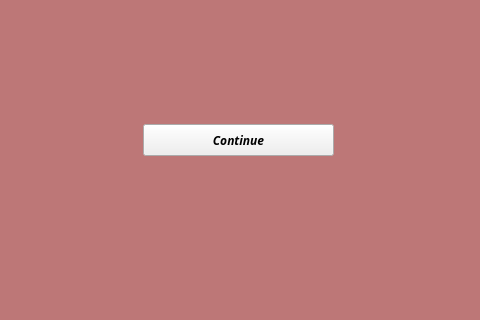
Qt form endgame.ui (bstee615/project) before a commit; both pictures show x 273 to 753 and y 256 to 576 of the 1024 by 768 pixel window.
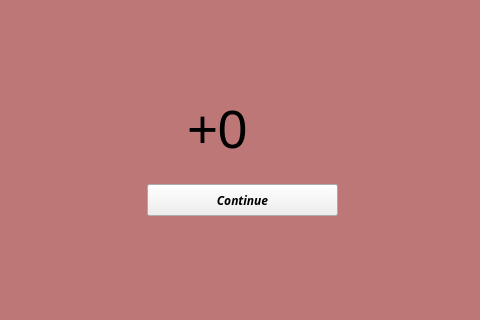
The same form after that commit. Icons and pictures are not drawn.

Commit message: fixed up bonus scores and animation on end of game object

What changed in the file:
```diff
--- a/endgame.ui
+++ b/endgame.ui
@@ -35,8 +35,8 @@
   <widget class="QPushButton" name="PBcontinue">
    <property name="geometry">
     <rect>
-     <x>416</x>
-     <y>380</y>
+     <x>420</x>
+     <y>440</y>
      <width>191</width>
      <height>32</height>
     </rect>
@@ -69,9 +69,65 @@
     <string/>
    </property>
   </widget>
+  <widget class="QLabel" name="lblBonusText">
+   <property name="geometry">
+    <rect>
+     <x>460</x>
+     <y>360</y>
+     <width>111</width>
+     <height>51</height>
+    </rect>
+   </property>
+   <property name="palette">
+    <palette>
+     <active>
+      <colorrole role="Text">
+       <brush brushstyle="SolidPattern">
+        <color alpha="255">
+         <red>255</red>
+         <green>0</green>
+         <blue>0</blue>
+        </color>
+       </brush>
+      </colorrole>
+     </active>
+     <inactive>
+      <colorrole role="Text">
+       <brush brushstyle="SolidPattern">
+        <color alpha="255">
+         <red>255</red>
+         <green>0</green>
+         <blue>0</blue>
+        </color>
+       </brush>
+      </colorrole>
+     </inactive>
+     <disabled>
+      <colorrole role="Text">
+       <brush brushstyle="SolidPattern">
+        <color alpha="255">
+         <red>133</red>
+         <green>133</green>
+         <blue>133</blue>
+        </color>
+       </brush>
+      </colorrole>
+     </disabled>
+    </palette>
+   </property>
+   <property name="font">
+    <font>
+     <pointsize>40</pointsize>
+    </font>
+   </property>
+   <property name="text">
+    <string>+0</string>
+   </property>
+  </widget>
   <zorder>lblBackground</zorder>
   <zorder>lblTitle</zorder>
   <zorder>PBcontinue</zorder>
+  <zorder>lblBonusText</zorder>
  </widget>
  <resources>
   <include location="resources.qrc"/>
```
The commit also changes 9 other files.
